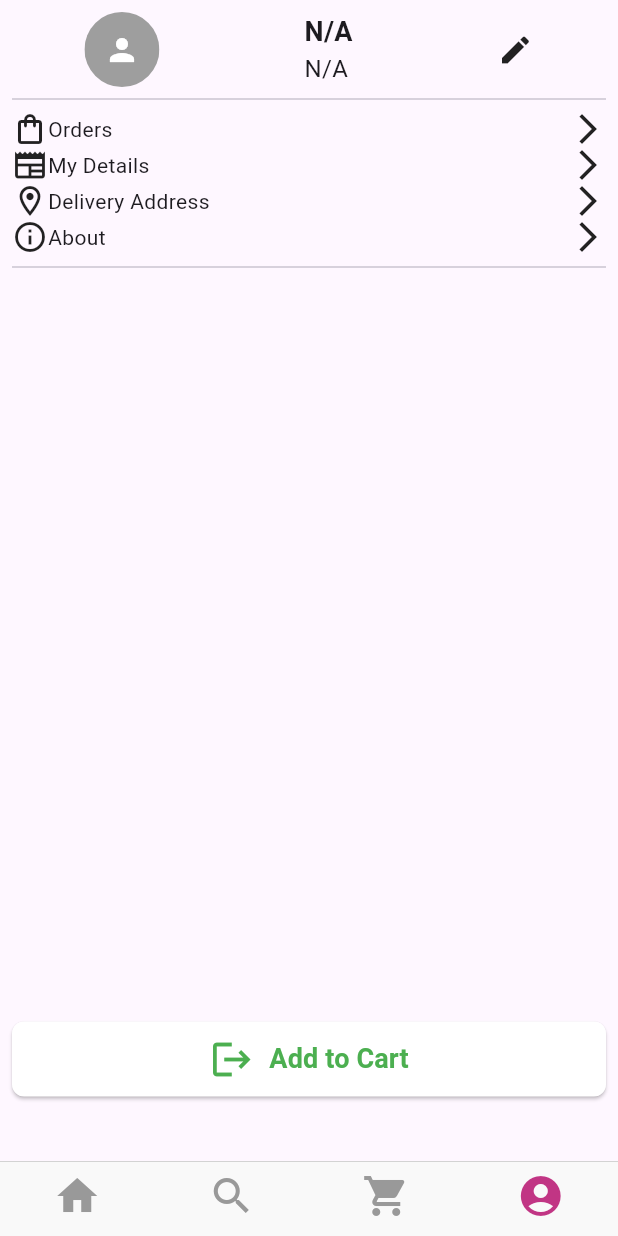
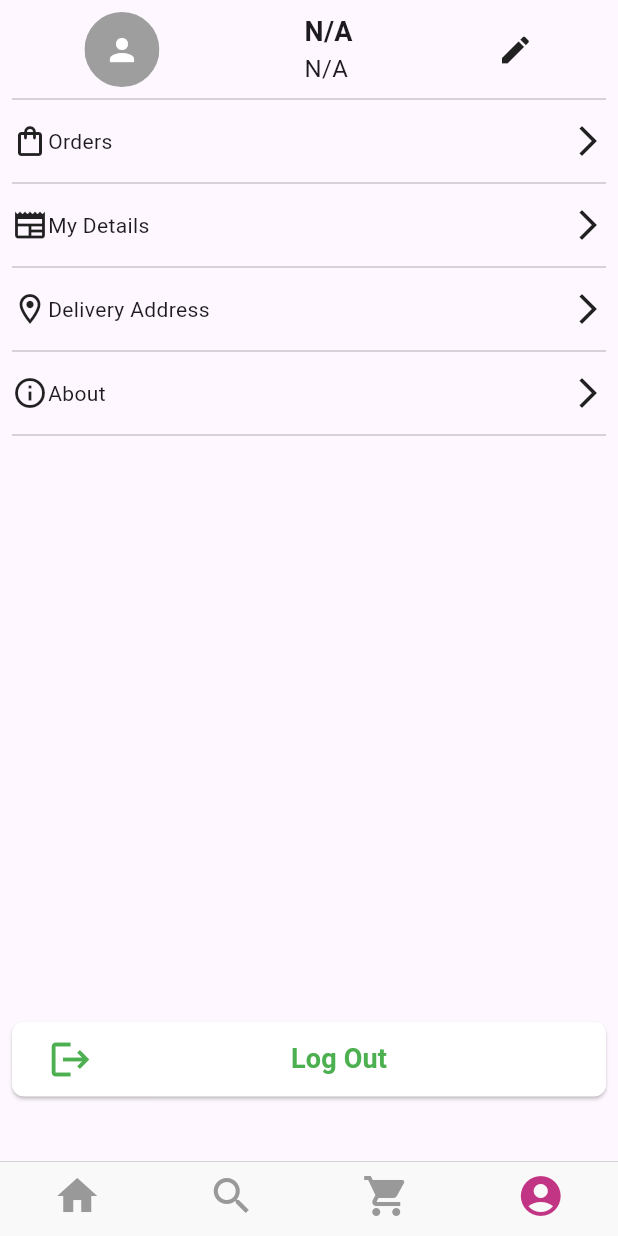
Before and after one commit to DevDiyorbek/optom_market, a Flutter app: the screen it shows after launch, swiped to page 4, on a phone screen of 412 x 824 dp. Run offline on Flutter 3.47's test engine with Material 3 defaults, Android fonts, the phone set to English and light mode, and no system bars; our stand-ins replace flutter_secure_storage, get, logger; network calls fail.

Commit message:
making up folders

```diff
--- a/lib/data/datasources/auth_service.dart
+++ b/lib/data/datasources/auth_service.dart
@@ -37,9 +37,9 @@ class AuthService {
         await _secureStorage.write('refresh_token', refreshToken);
 
         print('Login successful');
-        String? nameUser = await _secureStorage.read('first_name');
+        String? image = await _secureStorage.read('image');
 
-        LogService.w('Name of the user is : $nameUser');
+        LogService.w('Name of the user is : $image');
       } else {
         print('Login failed: ${response.body}');
       }
--- a/lib/presentation/pages/account_page.dart
+++ /dev/null
@@ -1,132 +0,0 @@
-import 'package:flutter/material.dart';
-import '../../utility/secure_storage.dart';
-
-class AccountPage extends StatefulWidget {
-  const AccountPage({super.key, required this.pageController}); // Keep the PageController
-
-  final PageController? pageController; // Declaring the PageController
-
-  @override
-  State<AccountPage> createState() => _AccountPageState();
-}
-
-class _AccountPageState extends State<AccountPage> {
-  final SecureStorage _secureStorage = SecureStorage();
-  Map<String, String?> userData = {};
-
-  Future<void> _loadUserData() async {
-    userData = await _secureStorage.readUserData();
-    setState(() {});
-  }
-
-  @override
-  void initState() {
-    super.initState();
-    _loadUserData();
-  }
-
-  @override
-  Widget build(BuildContext context) {
-    return SafeArea(
-      child: Scaffold(
-        body: Container(
-          margin: const EdgeInsets.all(8.0),
-          child: Column(
-            mainAxisAlignment: MainAxisAlignment.start, // Align items at the start
-            children: [
-              // Profile Section
-              Row(
-                mainAxisAlignment: MainAxisAlignment.spaceAround,
-                children: [
-                  // Display circular profile image or placeholder
-                  ClipOval(
-                    child: userData['image'] != null && userData['image']!.isNotEmpty
-                        ? Image.network(userData['image']!, height: 50, width: 50, fit: BoxFit.cover)
-                        : Container(
-                      height: 50,
-                      width: 50,
-                      color: Colors.grey, // Placeholder color
-                      child: const Icon(Icons.person, color: Colors.white), // Placeholder icon
-                    ),
-                  ),
-                  Column(
-                    crossAxisAlignment: CrossAxisAlignment.start, // Align text to the left
-                    children: [
-                      Text(
-                        userData['first_name'] ?? 'N/A',
-                        style: const TextStyle(fontSize: 18, fontWeight: FontWeight.bold),
-                      ),
-                      Text(
-                        userData['last_name'] ?? 'N/A', // Display last name
-                        style: const TextStyle(fontSize: 16),
-                      ),
-                    ],
-                  ),
-                  const Icon(Icons.edit, size: 24), // Edit icon
-                ],
-              ),
-              const Divider(),
-
-              // Other Options
-              _accountOption(Icons.shopping_bag_outlined, "Orders"),
-              _accountOption(Icons.newspaper_outlined, "My Details"),
-              _accountOption(Icons.location_on_outlined, "Delivery Address"),
-              _accountOption(Icons.info_outline, "About"),
-              const Divider(),
-
-              // Logout/Action Button
-              Flexible(
-                child: Container(
-                  padding: const EdgeInsets.only(bottom: 35),
-                  alignment: Alignment.bottomCenter,
-                  child: SizedBox(
-                    height: 50,
-                    width: double.infinity,
-                    child: ElevatedButton(
-                      onPressed: () {
-                        // Your onPressed action for logout or other tasks here
-                      },
-                      style: ElevatedButton.styleFrom(
-                        backgroundColor: Colors.white,
-                        shape: RoundedRectangleBorder(
-                          borderRadius: BorderRadius.circular(8),
-                        ),
-                      ),
-                      child: Row(
-                        mainAxisAlignment: MainAxisAlignment.center, // Center the contents of button
-                        children: [
-                          const Icon(Icons.logout, size: 30, color: Colors.green),
-                          const SizedBox(width: 10),
-                          const Text(
-                            'Add to Cart', // Update text accordingly to match purpose
-                            style: TextStyle(
-                              fontSize: 18,
-                              fontWeight: FontWeight.bold,
-                              color: Colors.green,
-                            ),
-                          ),
-                        ],
-                      ),
-                    ),
-                  ),
-                ),
-              ),
-            ],
-          ),
-        ),
-      ),
-    );
-  }
-
-  // Helper method for creating account option rows
-  Widget _accountOption(IconData icon, String text) {
-    return Row(
-      mainAxisAlignment: MainAxisAlignment.spaceBetween,
-      children: [
-        Icon(icon),
-        Expanded(child: Text(text)), // Allow text to take available space
-        const Icon(Icons.arrow_forward_ios), // Arrow icon on the right
-      ],
-    );
-  }
-}
--- /dev/null
+++ b/lib/presentation/pages/account_pages/account_page.dart
@@ -0,0 +1,161 @@
+import 'package:flutter/material.dart';
+import 'package:optom_market/presentation/pages/account_pages/app_info_page.dart';
+import 'package:optom_market/presentation/pages/cart_pages/cart_page.dart';
+import 'package:optom_market/presentation/pages/account_pages/delivery_address_page.dart';
+import 'package:optom_market/presentation/pages/account_pages/user_details_page.dart';
+import '../../../utility/secure_storage.dart';
+import '../auth/otp_page.dart';
+
+class AccountPage extends StatefulWidget {
+  const AccountPage(
+      {super.key, required this.pageController}); // Keep the PageController
+
+  final PageController? pageController; // Declaring the PageController
+
+  @override
+  State<AccountPage> createState() => _AccountPageState();
+}
+
+class _AccountPageState extends State<AccountPage> {
+  final SecureStorage _secureStorage = SecureStorage();
+  Map<String, String?> userData = {};
+
+  Future<void> _loadUserData() async {
+    userData = await _secureStorage.readUserData();
+    setState(() {});
+  }
+
+  @override
+  void initState() {
+    super.initState();
+    _loadUserData();
+  }
+
+  @override
+  Widget build(BuildContext context) {
+    return SafeArea(
+      child: Scaffold(
+        body: Container(
+          margin: const EdgeInsets.all(8.0),
+          child: Column(
+            mainAxisAlignment: MainAxisAlignment.start,
+            children: [
+              Row(
+                mainAxisAlignment: MainAxisAlignment.spaceAround,
+                children: [
+                  ClipOval(
+                    child: userData['image'] != null &&
+                            userData['image']!.isNotEmpty
+                        ? Image.network(userData['image']!,
+                            height: 50, width: 50, fit: BoxFit.cover)
+                        : Container(
+                            height: 50,
+                            width: 50,
+                            color: Colors.grey, // Placeholder color
+                            child: const Icon(Icons.person,
+                                color: Colors.white), // Placeholder icon
+                          ),
+                  ),
+                  Column(
+                    crossAxisAlignment: CrossAxisAlignment.start,
+                    // Align text to the left
+                    children: [
+                      Text(
+                        userData['first_name'] ?? 'N/A',
+                        style: const TextStyle(
+                            fontSize: 18, fontWeight: FontWeight.bold),
+                      ),
+                      Text(
+                        userData['last_name'] ?? 'N/A',
+                        style: const TextStyle(fontSize: 16),
+                      ),
+                    ],
+                  ),
+                  const Icon(Icons.edit, size: 24), // Edit icon
+                ],
+              ),
+              const Divider(),
+
+              // Other Options
+              _accountOption(Icons.shopping_bag_outlined, "Orders", const CartPage()),
+              const Divider(),
+
+              _accountOption(Icons.newspaper_outlined, "My Details", const UserDetailsPage()),
+              const Divider(),
+
+              _accountOption(Icons.location_on_outlined, "Delivery Address", const DeliveryAddressPage()),
+              const Divider(),
+
+              _accountOption(Icons.info_outline, "About", const AppInfoPage()),
+              const Divider(),
+
+              // Logout/Action Button
+              Flexible(
+                child: Container(
+                  padding: const EdgeInsets.only(bottom: 35),
+                  alignment: Alignment.bottomCenter,
+                  child: SizedBox(
+                    height: 50,
+                    width: double.infinity,
+                    child: ElevatedButton(
+                      onPressed: () {
+                        // Your onPressed action for logout or other tasks here
+                      },
+                      style: ElevatedButton.styleFrom(
+                        backgroundColor: Colors.white,
+                        shape: RoundedRectangleBorder(
+                          borderRadius: BorderRadius.circular(8),
+                        ),
+                      ),
+                      child: const Row(
+                        children: [
+                          Icon(Icons.logout, size: 30, color: Colors.green),
+                          SizedBox(width: 10),
+                          Expanded(
+                            child: Text(
+                              'Log Out',
+                              textAlign: TextAlign.center, // Center the text
+                              style: TextStyle(
+                                fontSize: 18,
+                                fontWeight: FontWeight.bold,
+                                color: Colors.green,
+                              ),
+                            ),
+                          ),
+                        ],
+                      ),
+                    ),
+                  ),
+                ),
+              ),
+            ],
+          ),
+        ),
+      ),
+    );
+  }
+
+  // Helper method for creating account option rows
+  Widget _accountOption(IconData icon, String text, Widget className) {
+    return InkWell(
+      onTap: (){
+        Navigator.of(context).push(
+          MaterialPageRoute(
+            builder: (context) => className,
+          ),
+        );
+      },
+      child: Container(
+        height: 40,
+        child: Row(
+          mainAxisAlignment: MainAxisAlignment.spaceBetween,
+          children: [
+            Icon(icon),
+            Expanded(child: Text(text)), // Allow text to take available space
+            const Icon(Icons.arrow_forward_ios), // Arrow icon on the right
+          ],
+        ),
+      ),
+    );
+  }
+}
--- /dev/null
+++ b/lib/presentation/pages/account_pages/app_info_page.dart
@@ -0,0 +1,10 @@
+import 'package:flutter/material.dart';
+
+class AppInfoPage extends StatelessWidget {
+  const AppInfoPage({super.key});
+
+  @override
+  Widget build(BuildContext context) {
+    return const Scaffold();
+  }
+}
--- /dev/null
+++ b/lib/presentation/pages/account_pages/delivery_address_page.dart
@@ -0,0 +1,15 @@
+import 'package:flutter/material.dart';
+
+class DeliveryAddressPage extends StatefulWidget {
+  const DeliveryAddressPage({super.key});
+
+  @override
+  State<DeliveryAddressPage> createState() => _DeliveryAddressPageState();
+}
+
+class _DeliveryAddressPageState extends State<DeliveryAddressPage> {
+  @override
+  Widget build(BuildContext context) {
+    return const Scaffold();
+  }
+}
--- /dev/null
+++ b/lib/presentation/pages/account_pages/user_details_page.dart
@@ -0,0 +1,15 @@
+import 'package:flutter/material.dart';
+
+class UserDetailsPage extends StatefulWidget {
+  const UserDetailsPage({super.key});
+
+  @override
+  State<UserDetailsPage> createState() => _UserDetailsPageState();
+}
+
+class _UserDetailsPageState extends State<UserDetailsPage> {
+  @override
+  Widget build(BuildContext context) {
+    return const Scaffold();
+  }
+}
--- a/lib/presentation/pages/auth/sign_in_page.dart
+++ b/lib/presentation/pages/auth_screens/sign_in_page.dart
@@ -1,6 +1,7 @@
 import 'package:flutter/material.dart';
 import 'package:optom_market/data/datasources/auth_service.dart';
-import 'package:optom_market/presentation/pages/auth/otp_page.dart';
+
+import 'otp_page.dart';
 
 class SignInPage extends StatelessWidget {
   const SignInPage({super.key});
@@ -49,7 +50,7 @@ class SignInPage extends StatelessWidget {
                           MaterialPageRoute(
                             builder: (context) => const Otp(),
                           ),
-                          );
+                        );
                       },
                       style: ButtonStyle(
                         backgroundColor:
--- a/lib/presentation/pages/category_products.dart
+++ b/lib/presentation/pages/explore_pages/category_products.dart
@@ -1,9 +1,9 @@
 import 'package:flutter/material.dart';
 import 'package:optom_market/data/models/category_model.dart';
 
-import '../../data/datasources/http_service.dart';
-import '../../data/models/product_list_model.dart';
-import '../widgets/product_card.dart';
+import '../../../data/datasources/http_service.dart';
+import '../../../data/models/product_list_model.dart';
+import '../../widgets/product_card.dart';
 
 class CategoryProducts extends StatefulWidget {
   final ProductCategoryModel category;
--- a/lib/presentation/pages/explore_page.dart
+++ b/lib/presentation/pages/explore_pages/explore_page.dart
@@ -1,8 +1,8 @@
 import 'package:flutter/material.dart';
 import 'package:optom_market/data/models/category_model.dart';
-import '../../data/datasources/http_service.dart';
-import '../widgets/category_card.dart';
-import '../widgets/search_widget.dart';
+import '../../../data/datasources/http_service.dart';
+import '../../widgets/category_card.dart';
+import '../../widgets/search_widget.dart';
 
 class ExplorePage extends StatefulWidget {
   const ExplorePage({super.key, PageController? pageController});
--- a/lib/presentation/pages/shop_page.dart
+++ b/lib/presentation/pages/shop_pages/shop_page.dart
@@ -2,8 +2,8 @@ import 'package:flutter/material.dart';
 import 'package:optom_market/presentation/widgets/product_card.dart';
 import 'package:optom_market/presentation/widgets/search_widget.dart';
 
-import '../../data/datasources/http_service.dart';
-import '../../data/models/product_list_model.dart';
+import '../../../data/datasources/http_service.dart';
+import '../../../data/models/product_list_model.dart';
 
 class ShopPage extends StatefulWidget {
   final PageController? pageController;
--- a/lib/presentation/widgets/category_card.dart
+++ b/lib/presentation/widgets/category_card.dart
@@ -1,6 +1,6 @@
 import 'package:flutter/material.dart';
 import 'package:optom_market/data/models/category_model.dart';
-import 'package:optom_market/presentation/pages/category_products.dart';
+import 'package:optom_market/presentation/pages/explore_pages/category_products.dart';
 
 Widget categoryCard(
   ProductCategoryModel category,
--- a/lib/presentation/widgets/product_card.dart
+++ b/lib/presentation/widgets/product_card.dart
@@ -1,6 +1,6 @@
 import 'package:flutter/material.dart';
 import 'package:optom_market/data/models/product_model.dart';
-import 'package:optom_market/presentation/pages/product_details.dart';
+import 'package:optom_market/presentation/pages/shop_pages/product_details.dart';
 
 Widget productCard(
     ProductModel product,
```
Also changed, not shown: lib/main.dart (+4 -3 lines), lib/presentation/pages/home_page.dart (+4 -4 lines), lib/presentation/pages/auth_screens/otp_page.dart (renamed from lib/presentation/pages/auth/otp_page.dart), lib/presentation/pages/auth_screens/select_location_page.dart (renamed from lib/presentation/pages/auth/select_location_page.dart), lib/presentation/pages/cart_pages/cart_page.dart (renamed from lib/presentation/pages/cart_page.dart), lib/presentation/pages/explore_pages/filters.dart (renamed from lib/presentation/pages/filters.dart), lib/presentation/pages/shop_pages/product_details.dart (renamed from lib/presentation/pages/product_details.dart).
